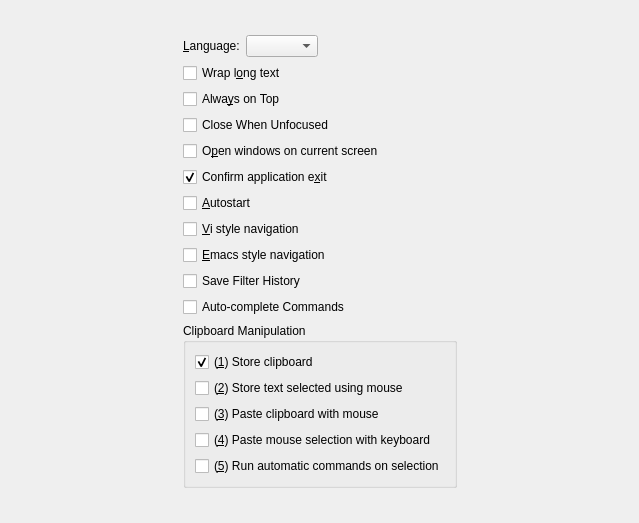
Before: the Qt Designer form src/ui/configtabgeneral.ui in hluk/CopyQ, drawn with Qt 5.
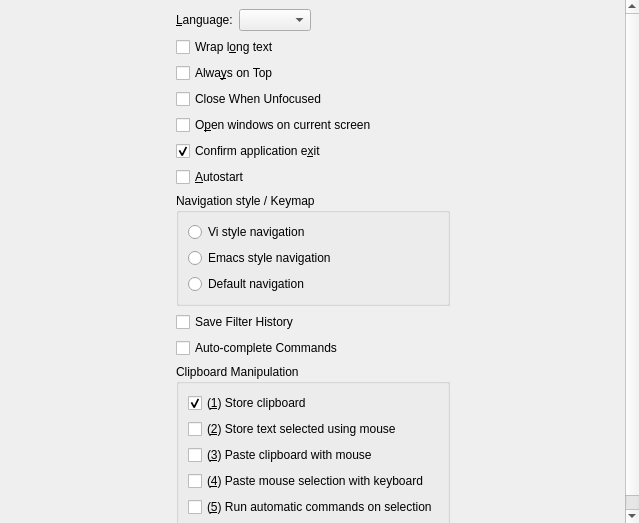
After: the same form once the commit is applied.

Commit message: Move from navigation-style checkboxes for Vi and Emacs to a group-box

```diff
--- a/src/ui/configtabgeneral.ui
+++ b/src/ui/configtabgeneral.ui
@@ -151,23 +151,39 @@
        </widget>
       </item>
       <item>
-       <widget class="QCheckBox" name="checkBoxViMode">
+       <widget class="QGroupBox" name="groupBoxKeymap">
+        <property name="title">
+         <string>Navigation style / Keymap</string>
+        </property>
+        <layout class="QVBoxLayout" name="verticalLayout">
+         <item>
+          <widget class="QRadioButton" name="radioButtonViMode">
         <property name="toolTip">
          <string>Support for Vi navigation keys (H, J, K, L and more), slash (/) key to search</string>
         </property>
         <property name="text">
-         <string>&amp;Vi style navigation</string>
+            <string>Vi style navigation</string>
         </property>
        </widget>
       </item>
       <item>
-       <widget class="QCheckBox" name="checkBoxEmacsMode">
+          <widget class="QRadioButton" name="radioButtonEmacsMode">
         <property name="toolTip">
          <string>Support for Emacs navigation keys (Ctrl+N, P, V ... ), Ctrl+S key to search</string>
         </property>
         <property name="text">
-         <string>&amp;Emacs style navigation</string>
-        </property>
+            <string>Emacs style navigation</string>
+           </property>
+          </widget>
+         </item>
+         <item>
+          <widget class="QRadioButton" name="radioButtonNone">
+           <property name="text">
+            <string>Default navigation</string>
+           </property>
+          </widget>
+         </item>
+        </layout>
        </widget>
       </item>
       <item>
```
Left out of the diff: 5 changed lines with no effect on the pictures. Lines whose indentation alone changed are shown as unchanged. The commit also changes 2 other files.
